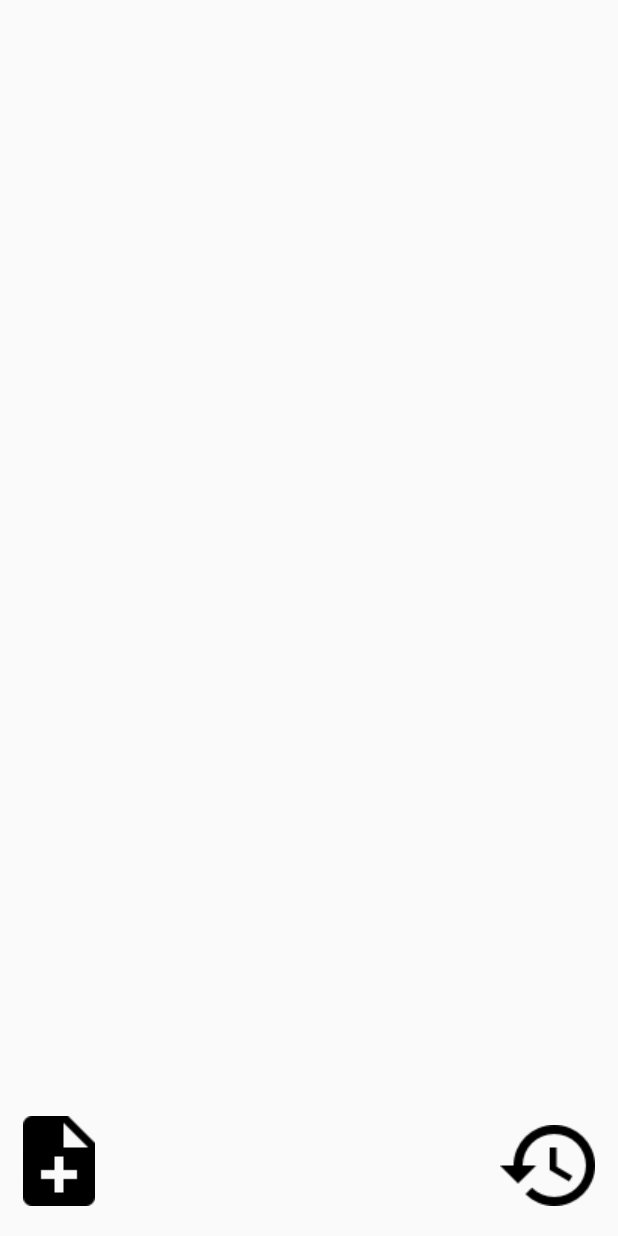
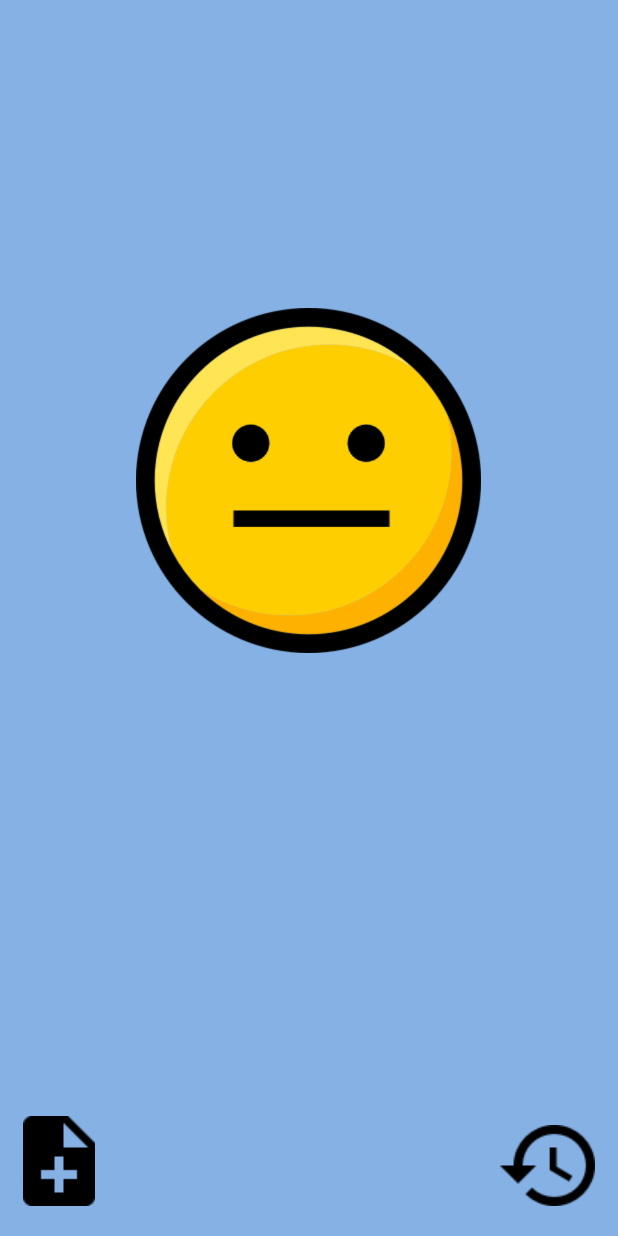
Before and after one commit to Velliane/MoodTracker, an Android app: the screen it shows after launch (MainActivity), on a phone screen of 412 x 824 dp. Run offline under Robolectric (Android 15) with nearby library versions, the light colour scheme and no system bars.

Commit message:
Added Adapter for ViewPager

```diff
--- /dev/null
+++ b/app/src/main/java/com/menard/moodtracker/adapter/ViewPagerAdapter.java
@@ -0,0 +1,31 @@
+package com.menard.moodtracker.adapter;
+
+import android.support.v4.app.Fragment;
+import android.support.v4.app.FragmentManager;
+import android.support.v4.app.FragmentPagerAdapter;
+
+import com.menard.moodtracker.fragments.PageFragment;
+
+public class ViewPagerAdapter extends FragmentPagerAdapter {
+
+    private int[] colors;
+    private int[] images;
+
+    public ViewPagerAdapter(FragmentManager fm, int[] colors, int[]images) {
+        super(fm);
+        this.colors = colors;
+        this.images = images;
+    }
+
+    @Override
+    public Fragment getItem(int position) {
+        return PageFragment.newInstance(position, this.colors[position], this.images[position]);
+    }
+
+
+
+    @Override
+    public int getCount() {
+        return 5;
+    }
+}
--- a/app/src/main/java/com/menard/moodtracker/controller/MainActivity.java
+++ b/app/src/main/java/com/menard/moodtracker/controller/MainActivity.java
@@ -17,6 +17,7 @@ import android.widget.LinearLayout;
 import android.widget.RelativeLayout;
 
 import com.menard.moodtracker.R;
+import com.menard.moodtracker.adapter.ViewPagerAdapter;
 
 public class MainActivity extends AppCompatActivity implements View.OnClickListener, GestureDetector.OnGestureListener {
 
@@ -26,6 +27,8 @@ public class MainActivity extends AppCompatActivity implements View.OnClickListe
     private ImageButton mBtnAddComments;
     /** Button Show History */
     private ImageButton mBtnShowHistory;
+
+    private int[] imagesPager;
 
     @Override
     protected void onCreate(Bundle savedInstanceState) {
@@ -37,6 +40,12 @@ public class MainActivity extends AppCompatActivity implements View.OnClickListe
         mBtnAddComments.setOnClickListener(this);
         mBtnShowHistory = findViewById(R.id.activity_main_history_btn);
         mBtnShowHistory.setOnClickListener(this);
+
+        imagesPager = new int[]{R.drawable.smiley_sad, R.drawable.smiley_disappointed, R.drawable.smiley_normal, R.drawable.smiley_happy, R.drawable.smiley_super_happy};
+        // Instantiate ViewPager and set Adapter
+        ViewPager pager = findViewById(R.id.activity_main_viewpager);
+        pager.setAdapter(new ViewPagerAdapter(getSupportFragmentManager(), getResources().getIntArray(R.array.colorPagesViewPager), imagesPager));
+        pager.setCurrentItem(2);
 
     }
 
--- a/app/src/main/java/com/menard/moodtracker/fragments/PageFragment.java
+++ b/app/src/main/java/com/menard/moodtracker/fragments/PageFragment.java
@@ -1,8 +1,8 @@
 package com.menard.moodtracker.fragments;
 
-import android.graphics.Color;
 import android.os.Bundle;
 import android.support.v4.app.Fragment;
+import android.util.Log;
 import android.view.LayoutInflater;
 import android.view.View;
 import android.view.ViewGroup;
@@ -17,6 +17,7 @@ public class PageFragment extends Fragment {
     // Keys for Bundle
     private static final String KEY_POSITION = "position";
     private static final String KEY_COLOR = "color";
+    private static final String KEY_IMAGE = "image";
 
 
 
@@ -27,16 +28,16 @@ public class PageFragment extends Fragment {
     /**
      *
      * @param position position
-     * @param color color
      * @return A new instance of fragment PageFragment.
      */
-    public static PageFragment newInstance(int position, int color) {
+    public static PageFragment newInstance(int position, int color, int image) {
         // New fragment
         PageFragment fragment = new PageFragment();
         // Create bundle and adding data
         Bundle args = new Bundle();
         args.putInt(KEY_POSITION, position);
         args.putInt(KEY_COLOR, color);
+        args.putInt(KEY_IMAGE, image);
         fragment.setArguments(args);
         return fragment;
     }
@@ -54,23 +55,14 @@ public class PageFragment extends Fragment {
 
         // Get data from Bundle
         int position = getArguments().getInt(KEY_POSITION, -1);
-        int color = getArguments().getInt(KEY_COLOR, -1);
+        int color = getArguments().getInt(KEY_COLOR,-1);
+        int image = getArguments().getInt(KEY_IMAGE, -1);
 
         // Update widget
-        switch (position){
-            case -2:
-                imgView.setImageResource(R.drawable.smiley_super_happy);
-                relativeLayout.setBackgroundColor(Color.BLACK);
-            case -1:
-                imgView.setImageResource(R.drawable.smiley_happy);
-            case 0:
-                imgView.setImageResource(R.drawable.smiley_normal);
-                relativeLayout.setBackgroundColor(Color.CYAN);
-            case 1:
-                imgView.setImageResource(R.drawable.smiley_sad);
-            case 2:
-                imgView.setImageResource(R.drawable.smiley_disappointed);
-        }
+        relativeLayout.setBackgroundColor(color);
+        imgView.setImageResource(image);
+
+        Log.e(getClass().getSimpleName(), "Page numbre"+position);
 
 
         return view;
--- a/app/src/main/res/layout/fragment_page.xml
+++ b/app/src/main/res/layout/fragment_page.xml
@@ -3,8 +3,7 @@
     android:id="@+id/fragment_page_rootview"
     xmlns:android="http://schemas.android.com/apk/res/android"
     android:layout_width="match_parent"
-    android:layout_height="match_parent"
-    android:background="@color/cornflower_blue_65">
+    android:layout_height="match_parent">
 
     <ImageView
         android:id="@+id/activity_main_img_view"
--- a/app/src/main/res/values/colors.xml
+++ b/app/src/main/res/values/colors.xml
@@ -5,10 +5,12 @@
     <color name="colorAccent">#ff00796b</color>
 
     <!-- Background colors used for the different moods -->
-    <color name="faded_red">#ffde3c50</color>
-    <color name="warm_grey">#ff9b9b9b</color>
-    <color name="cornflower_blue_65">#a5468ad9</color>
-    <color name="light_sage">#ffb8e986</color>
-    <color name="banana_yellow">#fff9ec4f</color>
+    <array name="colorPagesViewPager">
+    <item name="faded_red">#ffde3c50</item>
+    <item name="warm_grey">#ff9b9b9b</item>
+    <item name="cornflower_blue_65">#a5468ad9</item>
+    <item name="light_sage">#ffb8e986</item>
+    <item name="banana_yellow">#fff9ec4f</item>
+    </array>
 
 </resources>
```
